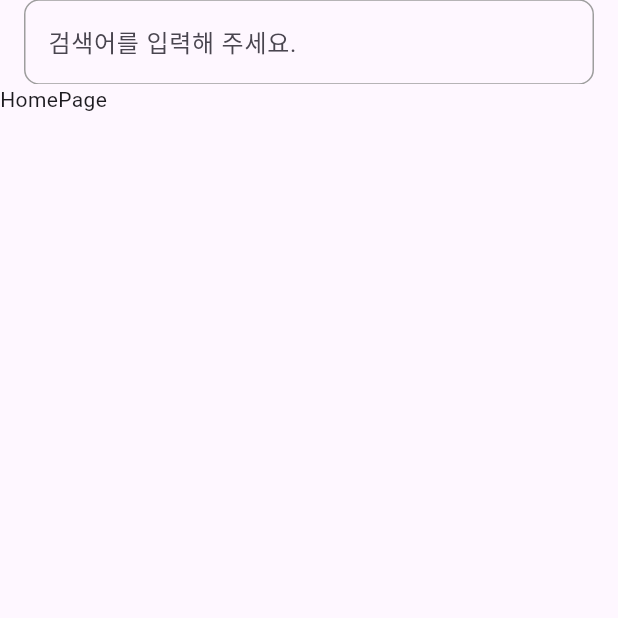
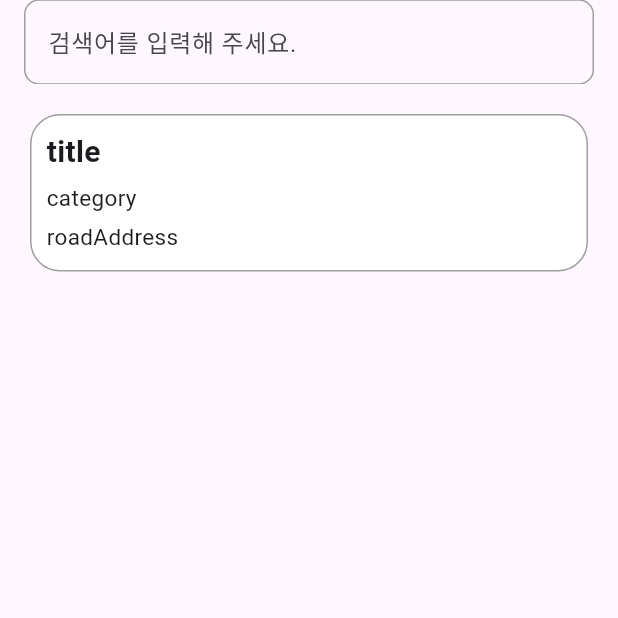
Before and after one commit to seoyeon-haru/flutter_mapsearch_app, a Flutter app: the screen it shows after launch, on a phone screen of 412 x 824 dp, the top half of it. Run offline on Flutter 3.47's test engine with Material 3 defaults, Android fonts, the phone set to English and light mode, and no system bars.

Commit message:
location 모델 구현 테스트 완료

```diff
--- /dev/null
+++ b/lib/data/model/location.dart
@@ -0,0 +1,64 @@
+// {
+//       "title": "<b>HYBE</b>",
+//       "link": "",
+//       "category": "엔터테인먼트>연예기획사",
+//       "description": "",
+//       "telephone": "",
+//       "address": "서울특별시 용산구 한강로3가 65-9",
+//       "roadAddress": "서울특별시 용산구 한강대로 42",
+//       "mapx": "1269641900",
+//       "mapy": "375245525"
+//     }
+
+class Location {
+  String title;
+  String link;
+  String category;
+  String description;
+  String telephone;
+  String address;
+  String roadAddress;
+  String mapx;
+  String mapy;
+
+  Location({
+    required this.title,
+    required this.link,
+    required this.category,
+    required this.description,
+    required this.telephone,
+    required this.address,
+    required this.roadAddress,
+    required this.mapx,
+    required this.mapy,
+  });
+
+  // 1. fromJson 네임드 생성자 만들기
+  Location.fromJson(Map<String, dynamic> map)
+      : this(
+          title: map['title'],
+          link: map['link'],
+          category: map['category'],
+          description: map['description'],
+          telephone: map['telephone'],
+          address: map['address'],
+          roadAddress: map['roadAddress'],
+          mapx: map['mapx'],
+          mapy: map['mapy'],
+        );
+
+  // 2. toJson 메서드 만들기
+  Map<String, dynamic> toJson() {
+    return {
+      'title': title,
+      'link': link,
+      'category': category,
+      'description': description,
+      'telephone': telephone,
+      'address': address,
+      'roadAddress': roadAddress,
+      'mapx': mapx,
+      'mapy': mapy,
+    };
+  }
+}
--- a/lib/ui/home/home_page.dart
+++ b/lib/ui/home/home_page.dart
@@ -1,4 +1,5 @@
 import 'package:flutter/material.dart';
+import 'package:flutter_mapsearch_app/ui/second/review_page.dart';
 
 class HomePage extends StatefulWidget {
   @override
@@ -9,7 +10,8 @@ class _HomePageState extends State<HomePage> {
   TextEditingController textEditingController = TextEditingController();
 
   @override
-  void dispose() { // 위젯에서 화면이 없어질 때 호출 / 호출해주지 않으면 메모리에서 소거되지 않음
+  void dispose() {
+    // 위젯에서 화면이 없어질 때 호출 / 호출해주지 않으면 메모리에서 소거되지 않음
     textEditingController.dispose();
     super.dispose();
   }
@@ -46,7 +48,55 @@ class _HomePageState extends State<HomePage> {
                 })),
           ),
         ),
-        body: Text('HomePage'),
+        body: Padding(
+          padding: const EdgeInsets.all(20),
+          child: ListView.builder(
+            itemCount: 1,
+            itemBuilder: (context, index) {
+              return GestureDetector(
+                onTap: () {
+                  Navigator.push(context, MaterialPageRoute(builder: (context) {
+                    return ReviewPage();
+                  }));
+                },
+                child: Container(
+                  width: 50,
+                  height: 105,
+                  decoration: BoxDecoration(
+                    borderRadius: BorderRadius.circular(20),
+                    color: Colors.white,
+                    border: Border.all(
+                      color: Colors.grey,
+                    ),
+                  ),
+                  child: Padding(
+                    padding: const EdgeInsets.all(10),
+                    child: Column(
+                      crossAxisAlignment: CrossAxisAlignment.start,
+                      children: [
+                        Text('title',
+                        style: TextStyle(
+                          fontWeight: FontWeight.bold,
+                          fontSize: 20
+                        ),),
+                        SizedBox(height: 5),
+                        Text(
+                          'category',
+                          style: TextStyle(fontSize: 15),
+                        ),
+                        SizedBox(height: 5),
+                        Text(
+                          'roadAddress',
+                          style: TextStyle(fontSize: 15),
+                        ),
+                      ],
+                    ),
+                  ),
+                ),
+              );
+            },
+          ),
+        ),
       ),
     );
   }
--- a/pubspec.yaml
+++ b/pubspec.yaml
@@ -36,6 +36,7 @@ dependencies:
   # Use with the CupertinoIcons class for iOS style icons.
   cupertino_icons: ^1.0.8
   flutter_riverpod: ^2.6.1
+  http: ^1.4.0
 
 dev_dependencies:
   flutter_test:
```
Also changed, not shown: lib/ui/second/review_page.dart (added, +9 -0 lines), pubspec.lock, 1 other file.
